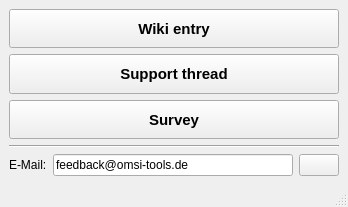
Old version of the form OTModules/OTGeneric/wfeedback.ui in the repository pietr26/OMSI-Tools.
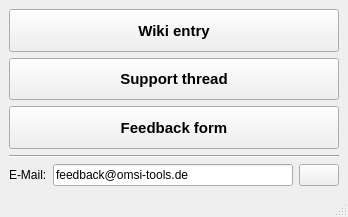
New version of the form. Icons and pictures are not drawn.

Commit message: Renewed feedback form

```diff
--- a/OTModules/OTGeneric/wfeedback.ui
+++ b/OTModules/OTGeneric/wfeedback.ui
@@ -7,7 +7,7 @@
     <x>0</x>
     <y>0</y>
     <width>348</width>
-    <height>207</height>
+    <height>217</height>
    </rect>
   </property>
   <property name="windowTitle">
@@ -88,7 +88,7 @@
        </font>
       </property>
       <property name="text">
-       <string>Survey</string>
+       <string>Feedback form</string>
       </property>
       <property name="icon">
        <iconset resource="../../ressources.qrc">
```
Left out of the diff: 2 changed lines with no effect on the pictures. The commit also changes 2 other files.
